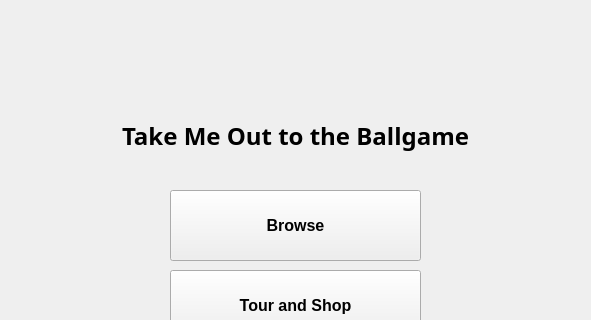
Akil0814/CS_1D_BaseBall, file main_window.ui: the form before one commit; both pictures show x 110 to 701 and y 0 to 320 of the 800 by 600 pixel window.
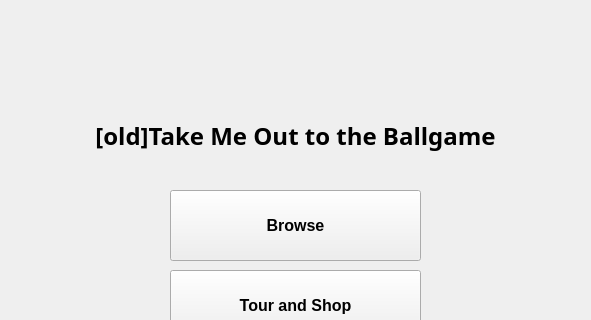
The form after the commit.

The edit to the form file:
```diff
--- a/main_window.ui
+++ b/main_window.ui
@@ -46,7 +46,7 @@
       </font>
      </property>
      <property name="text">
-      <string>Take Me Out to the Ballgame</string>
+      <string>[old]Take Me Out to the Ballgame</string>
      </property>
      <property name="textFormat">
       <enum>Qt::TextFormat::AutoText</enum>
```
Left out of the diff: 2 changed lines with no effect on the pictures.
